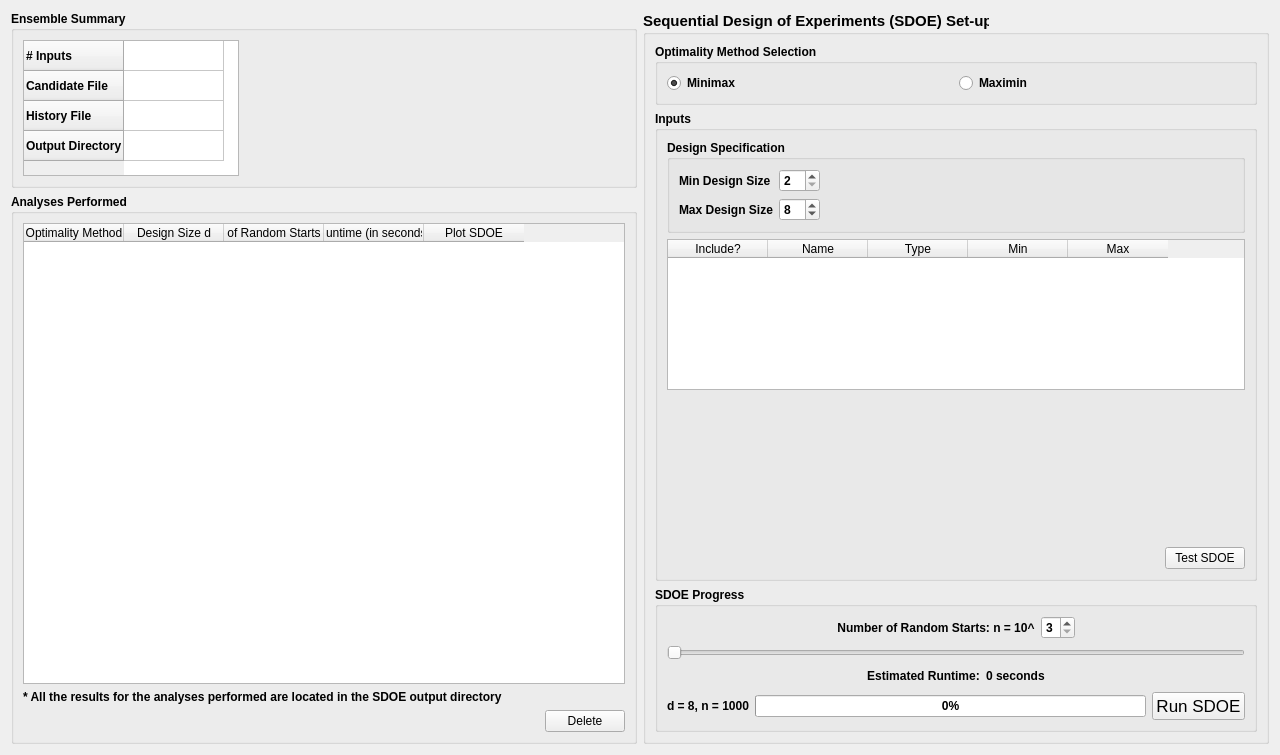
The window that foqus_lib/gui/sdoe/sdoeAnalysisDialog_UI.ui (CCSI-Toolset/FOQUS) describes before a commit, drawn with Qt 5.
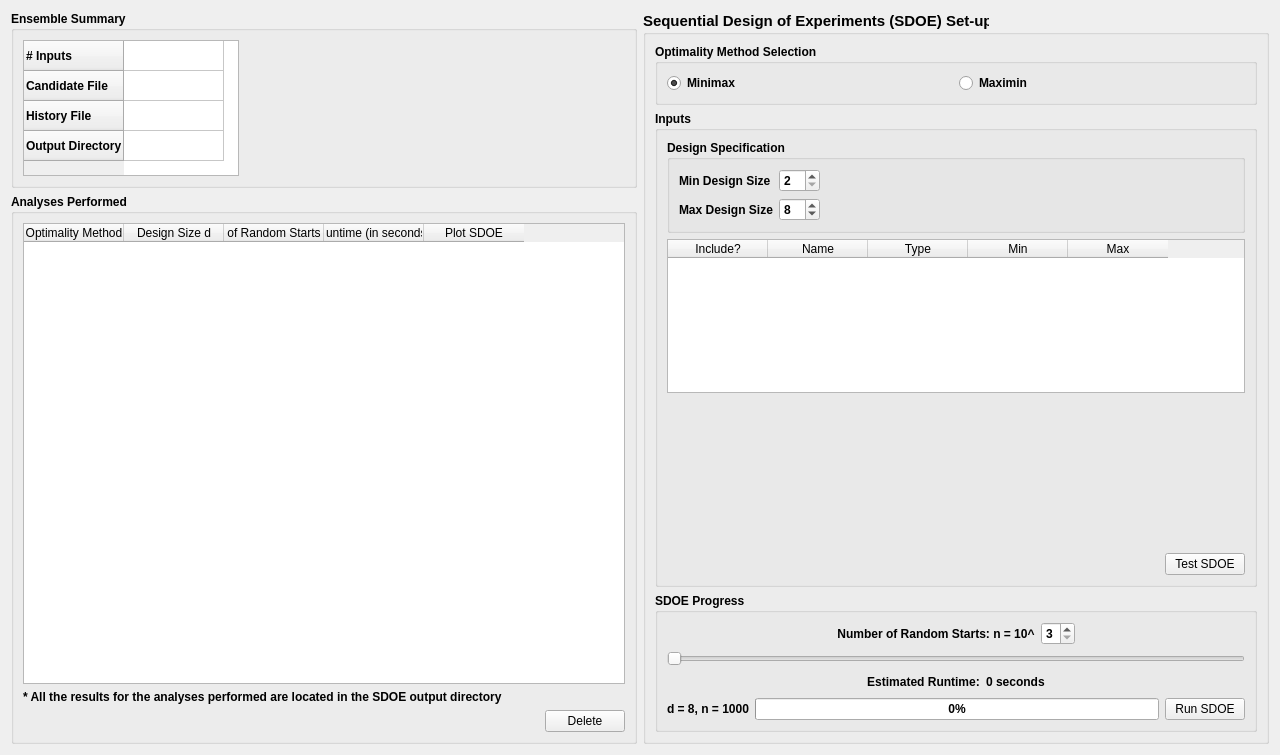
The same window after the commit.

```diff
--- a/foqus_lib/gui/sdoe/sdoeAnalysisDialog_UI.ui
+++ b/foqus_lib/gui/sdoe/sdoeAnalysisDialog_UI.ui
@@ -502,7 +502,6 @@
             <widget class="QPushButton" name="runSdoeButton">
              <property name="font">
               <font>
-               <pointsize>13</pointsize>
                <weight>50</weight>
                <bold>false</bold>
               </font>
```
